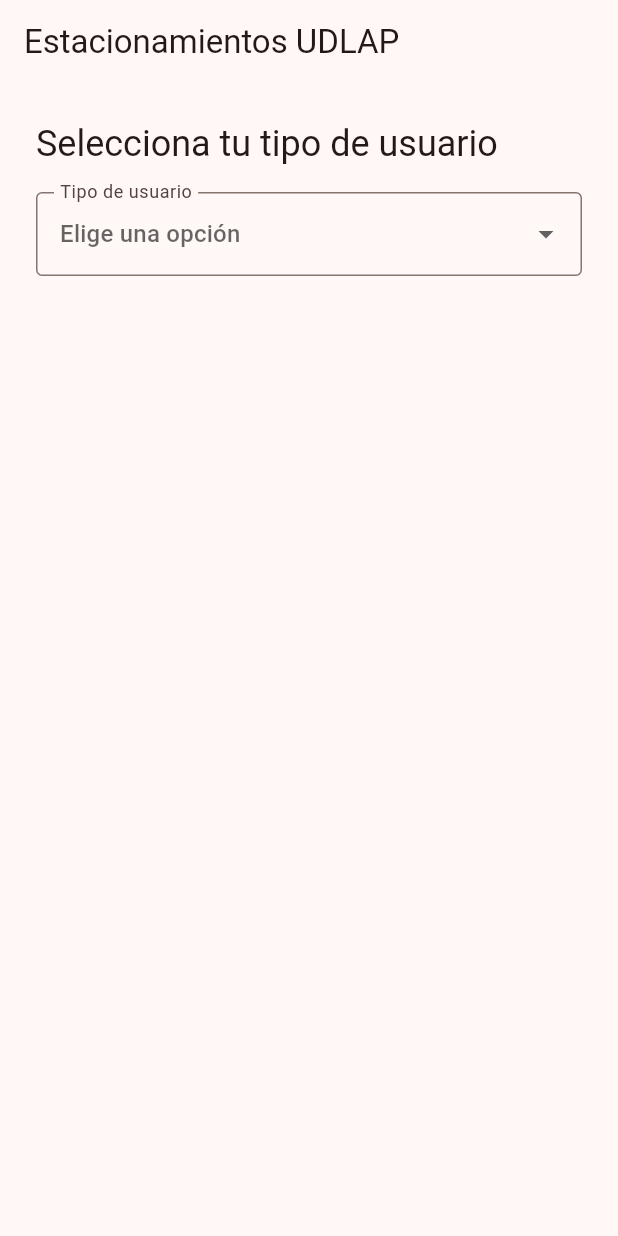
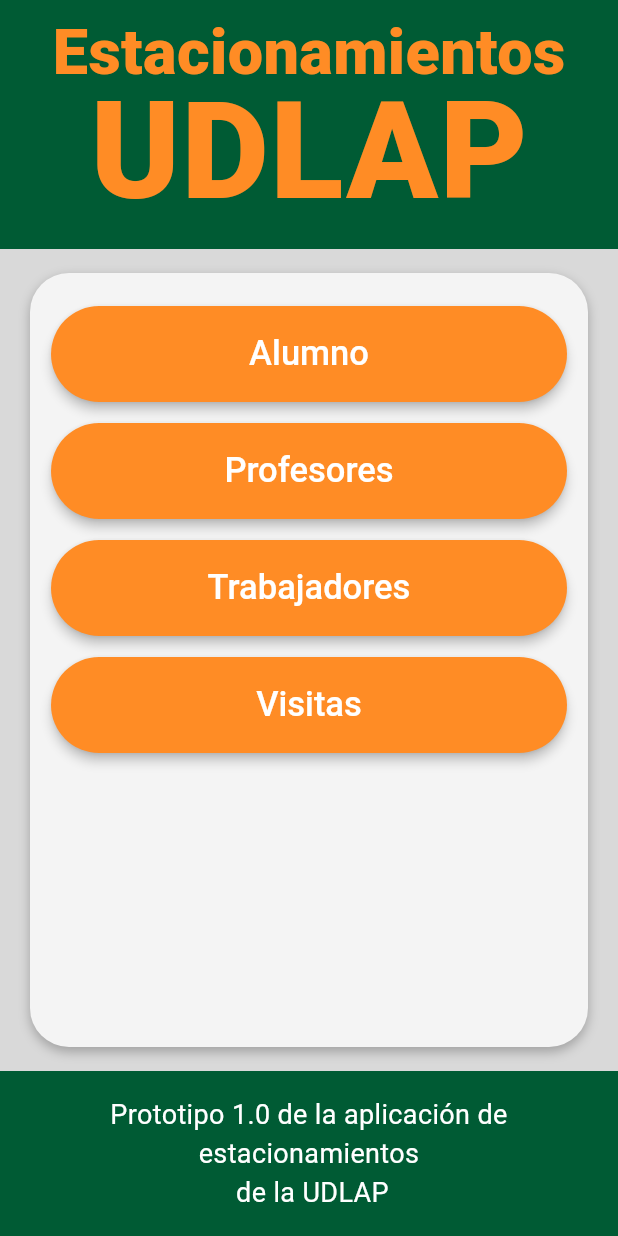
Before and after one commit to aldosolisr/estacionamientos_udlap, a Flutter app: the screen it shows after launch, on a phone screen of 412 x 824 dp. Run offline on Flutter 3.47's test engine with Material 3 defaults, Android fonts, the phone set to English and light mode, and no system bars.

Commit message:
Create UDLAP prototype-style home screen UI

```diff
--- a/lib/main.dart
+++ b/lib/main.dart
@@ -13,28 +13,29 @@
       title: 'Estacionamientos UDLAP',
       debugShowCheckedModeBanner: false,
       theme: ThemeData(
-        colorScheme: ColorScheme.fromSeed(seedColor: Colors.deepOrange),
+        scaffoldBackgroundColor: const Color(0xFFD9D9D9),
         useMaterial3: true,
       ),
-      home: const MyHomePage(title: 'Estacionamientos UDLAP'),
+      home: const UserTypePrototypePage(),
     );
   }
 }
 
-class MyHomePage extends StatefulWidget {
-  const MyHomePage({super.key, required this.title});
-
-  final String title;
+class UserTypePrototypePage extends StatefulWidget {
+  const UserTypePrototypePage({super.key});
 
   @override
-  State<MyHomePage> createState() => _MyHomePageState();
+  State<UserTypePrototypePage> createState() => _UserTypePrototypePageState();
 }
 
-class _MyHomePageState extends State<MyHomePage> {
+class _UserTypePrototypePageState extends State<UserTypePrototypePage> {
+  static const Color _udlapGreen = Color(0xFF005B34);
+  static const Color _udlapOrange = Color(0xFFFF8C25);
+
   static const List<String> _userTypes = [
-    'Alumnos',
+    'Alumno',
+    'Profesores',
     'Trabajadores',
-    'Profesores',
     'Visitas',
   ];
 
@@ -43,57 +44,166 @@
   @override
   Widget build(BuildContext context) {
     return Scaffold(
-      appBar: AppBar(
-        title: Text(widget.title),
+      body: SafeArea(
+        child: Column(
+          children: [
+            _Header(),
+            Expanded(
+              child: Padding(
+                padding: const EdgeInsets.symmetric(horizontal: 20),
+                child: Container(
+                  width: double.infinity,
+                  margin: const EdgeInsets.symmetric(vertical: 16),
+                  padding: const EdgeInsets.symmetric(
+                    horizontal: 14,
+                    vertical: 22,
                   ),
-      body: Padding(
-        padding: const EdgeInsets.all(24),
+                  decoration: BoxDecoration(
+                    color: const Color(0xFFF4F4F4),
+                    borderRadius: BorderRadius.circular(26),
+                    boxShadow: const [
+                      BoxShadow(
+                        color: Colors.black26,
+                        blurRadius: 6,
+                        offset: Offset(0, 3),
+                      ),
+                    ],
+                  ),
                   child: Column(
-          crossAxisAlignment: CrossAxisAlignment.start,
+                    crossAxisAlignment: CrossAxisAlignment.stretch,
                     children: [
-            Text(
-              'Selecciona tu tipo de usuario',
-              style: Theme.of(context).textTheme.headlineSmall,
-            ),
-            const SizedBox(height: 16),
-            DropdownButtonFormField<String>(
-              value: _selectedUserType,
-              decoration: const InputDecoration(
-                labelText: 'Tipo de usuario',
-                border: OutlineInputBorder(),
-              ),
-              hint: const Text('Elige una opción'),
-              items: _userTypes
-                  .map(
-                    (userType) => DropdownMenuItem<String>(
-                      value: userType,
-                      child: Text(userType),
-                    ),
-                  )
-                  .toList(),
-              onChanged: (value) {
+                      for (final userType in _userTypes) ...[
+                        _UserTypeButton(
+                          label: userType,
+                          selected: _selectedUserType == userType,
+                          onPressed: () {
                             setState(() {
-                  _selectedUserType = value;
+                              _selectedUserType = userType;
                             });
                           },
                         ),
-            const SizedBox(height: 24),
+                        const SizedBox(height: 14),
+                      ],
                       if (_selectedUserType != null)
-              Container(
-                width: double.infinity,
-                padding: const EdgeInsets.all(16),
-                decoration: BoxDecoration(
-                  color: Theme.of(context).colorScheme.primaryContainer,
-                  borderRadius: BorderRadius.circular(12),
-                ),
+                        Padding(
+                          padding: const EdgeInsets.only(top: 8),
                           child: Text(
-                  'Tipo seleccionado: $_selectedUserType',
-                  style: Theme.of(context).textTheme.titleMedium,
+                            'Seleccionaste: $_selectedUserType',
+                            textAlign: TextAlign.center,
+                            style: const TextStyle(
+                              color: _udlapGreen,
+                              fontSize: 18,
+                              fontWeight: FontWeight.w700,
                             ),
                           ),
+                        ),
+                    ],
+                  ),
+                ),
+              ),
+            ),
+            const _Footer(),
           ],
         ),
       ),
     );
   }
 }
+
+class _Header extends StatelessWidget {
+  static const Color _udlapGreen = Color(0xFF005B34);
+  static const Color _udlapOrange = Color(0xFFFF8C25);
+
+  @override
+  Widget build(BuildContext context) {
+    return Container(
+      width: double.infinity,
+      color: _udlapGreen,
+      padding: const EdgeInsets.fromLTRB(24, 14, 24, 20),
+      child: const Column(
+        crossAxisAlignment: CrossAxisAlignment.center,
+        children: [
+          Text(
+            'Estacionamientos',
+            style: TextStyle(
+              color: _udlapOrange,
+              fontSize: 42,
+              height: 1,
+              fontWeight: FontWeight.w900,
+            ),
+          ),
+          Text(
+            'UDLAP',
+            style: TextStyle(
+              color: _udlapOrange,
+              fontSize: 90,
+              height: 1,
+              fontWeight: FontWeight.w900,
+              letterSpacing: 1,
+            ),
+          ),
+        ],
+      ),
+    );
+  }
+}
+
+class _UserTypeButton extends StatelessWidget {
+  const _UserTypeButton({
+    required this.label,
+    required this.onPressed,
+    required this.selected,
+  });
+
+  final String label;
+  final VoidCallback onPressed;
+  final bool selected;
+
+  @override
+  Widget build(BuildContext context) {
+    return ElevatedButton(
+      onPressed: onPressed,
+      style: ElevatedButton.styleFrom(
+        elevation: 3,
+        backgroundColor: const Color(0xFFFF8C25),
+        foregroundColor: Colors.white,
+        minimumSize: const Size.fromHeight(64),
+        shape: RoundedRectangleBorder(borderRadius: BorderRadius.circular(40)),
+        textStyle: const TextStyle(
+          fontSize: 46 / 2,
+          fontWeight: FontWeight.w500,
+        ),
+      ).copyWith(
+        side: WidgetStatePropertyAll(
+          BorderSide(
+            color: selected ? const Color(0xFF005B34) : Colors.transparent,
+            width: 3,
+          ),
+        ),
+      ),
+      child: Text(label),
+    );
+  }
+}
+
+class _Footer extends StatelessWidget {
+  const _Footer();
+
+  @override
+  Widget build(BuildContext context) {
+    return Container(
+      width: double.infinity,
+      color: const Color(0xFF005B34),
+      padding: const EdgeInsets.symmetric(horizontal: 18, vertical: 16),
+      child: const Text(
+        'Prototipo 1.0 de la aplicación de estacionamientos\n de la UDLAP',
+        textAlign: TextAlign.center,
+        style: TextStyle(
+          color: Colors.white,
+          fontSize: 18,
+          fontWeight: FontWeight.w400,
+        ),
+      ),
+    );
+  }
+}
```
Also changed, not shown: 1 other file. Lines whose indentation alone changed are shown as unchanged.
